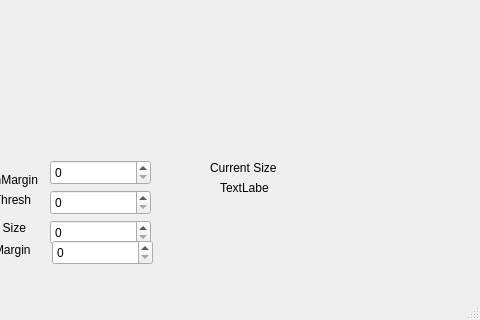
Above: app/mainwindow.ui from BeerPong-Sentinel/vision-system before the change; both pictures show x 320 to 800 and y 280 to 600 of the 800 by 600 pixel window. Below: the same form after it.
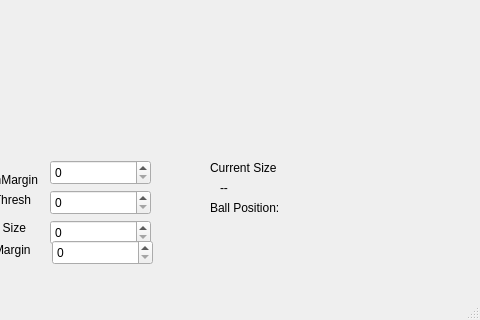
That is the form after the change.

Commit message: Implemented Ball Triangulation

```diff
--- a/app/mainwindow.ui
+++ b/app/mainwindow.ui
@@ -337,7 +337,7 @@
      </rect>
     </property>
     <property name="text">
-     <string>TextLabel</string>
+     <string>--</string>
     </property>
    </widget>
    <widget class="QSpinBox" name="margin_val_2">
@@ -363,6 +363,32 @@
      <string>BlueMargin</string>
     </property>
    </widget>
+   <widget class="QLabel" name="label_11">
+    <property name="geometry">
+     <rect>
+      <x>530</x>
+      <y>480</y>
+      <width>81</width>
+      <height>16</height>
+     </rect>
+    </property>
+    <property name="text">
+     <string>Ball Position:</string>
+    </property>
+   </widget>
+   <widget class="QLabel" name="ball_pos">
+    <property name="geometry">
+     <rect>
+      <x>240</x>
+      <y>10</y>
+      <width>178</width>
+      <height>16</height>
+     </rect>
+    </property>
+    <property name="text">
+     <string/>
+    </property>
+   </widget>
   </widget>
   <widget class="QMenuBar" name="menubar">
    <property name="geometry">
```
The commit also changes 57 other files.
